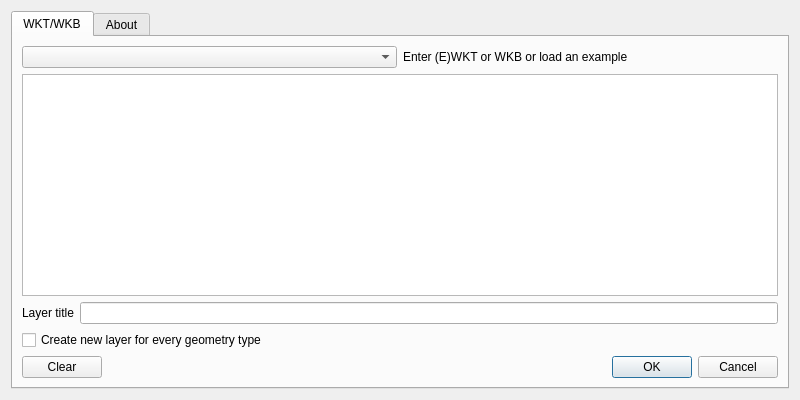
Before: the Qt Designer form Ui_QuickWKT.ui in elpaso/quickwkt, drawn with Qt 5.
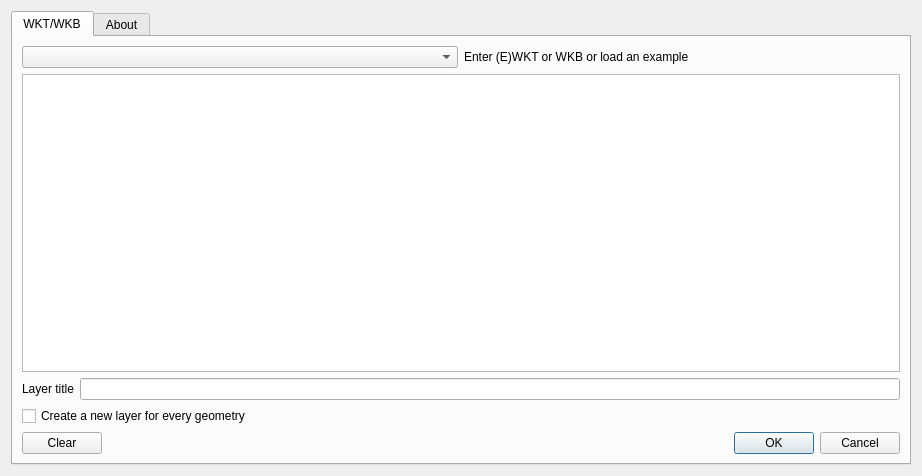
After: the same form once the commit is applied. Icons and pictures are not drawn.

```diff
--- a/Ui_QuickWKT.ui
+++ b/Ui_QuickWKT.ui
@@ -6,8 +6,8 @@
    <rect>
     <x>0</x>
     <y>0</y>
-    <width>800</width>
-    <height>400</height>
+    <width>922</width>
+    <height>476</height>
    </rect>
   </property>
   <property name="windowTitle">
@@ -60,7 +60,7 @@
          <item>
           <widget class="QCheckBox" name="cbxnewlayer">
            <property name="text">
-            <string>Create new layer for every geometry type</string>
+            <string>Create a new layer for every geometry</string>
            </property>
           </widget>
          </item>
```
Left out of the diff: 3 changed lines with no effect on the pictures.
